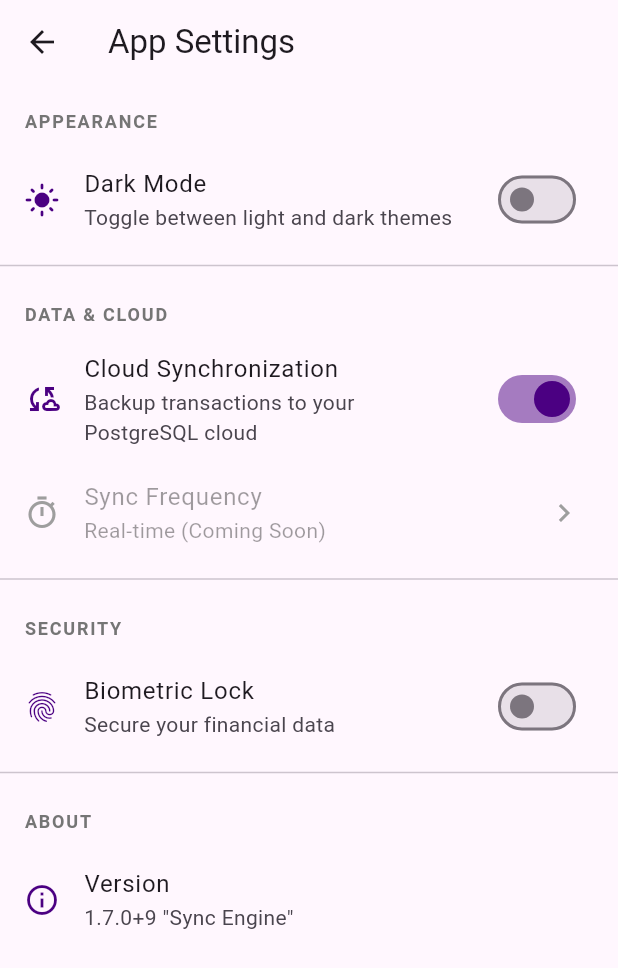
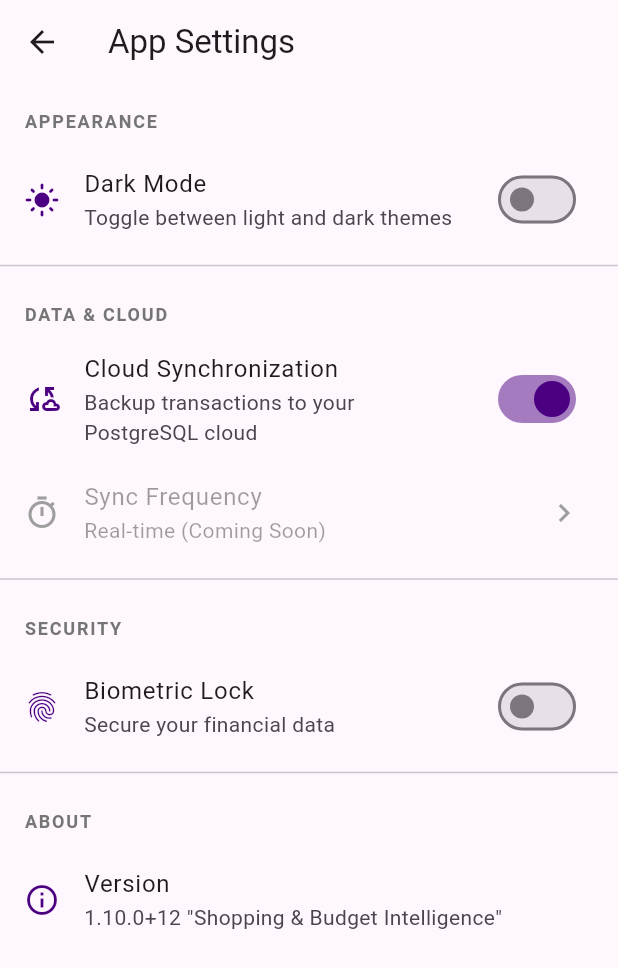
Before and after one commit to barakavic/ba_102, a Flutter app: the screen it shows after launch, in the side drawer, after a tap on "Settings", on a phone screen of 412 x 824 dp. Shown: the top 968 px of the screen. Run offline on Flutter 3.47's test engine with Material 3 defaults, Android fonts, the phone set to English and light mode, and no system bars; our stand-ins replace fl_chart, flutter_contacts, flutter_riverpod, permission_handler, sqflite; accounts and stored records are empty.

Commit message:
feat: update version to 1.10.0+12; enhance app settings and main navigation with new version label and improve documentation with major features

```diff
--- a/ba_102_fe/lib/features/settings/presentation/app_settings_page.dart
+++ b/ba_102_fe/lib/features/settings/presentation/app_settings_page.dart
@@ -70,7 +70,7 @@ class AppSettingsPage extends ConsumerWidget {
           ListTile(
             leading: Icon(Icons.info_outline, color: primaryColor),
             title: const Text('Version'),
-            subtitle: const Text('1.7.0+9 "Sync Engine"'),
+            subtitle: const Text('1.10.0+12 "Shopping & Budget Intelligence"'),
           ),
         ],
       ),
--- a/ba_102_fe/lib/main_navigation.dart
+++ b/ba_102_fe/lib/main_navigation.dart
@@ -143,7 +143,7 @@ class MainNavigation extends ConsumerWidget {
                   const Spacer(),
                   Padding(
                     padding: const EdgeInsets.all(16.0),
-                    child: Text("v1.7.0 - Financial OS", style: TextStyle(color: Theme.of(context).colorScheme.onSurface.withOpacity(0.4))),
+                    child: Text("v1.10.0 - Financial OS", style: TextStyle(color: Theme.of(context).colorScheme.onSurface.withValues(alpha: 0.4))),
                   ),
                 ],
               ),
--- a/ba_102_fe/pubspec.yaml
+++ b/ba_102_fe/pubspec.yaml
@@ -16,7 +16,7 @@ publish_to: 'none' # Remove this line if you wish to publish to pub.dev
 # https://developer.apple.com/library/archive/documentation/General/Reference/InfoPlistKeyReference/Articles/CoreFoundationKeys.html
 # In Windows, build-name is used as the major, minor, and patch parts
 # of the product and file versions while build-number is used as the build suffix.
-version: 1.7.0+9
+version: 1.10.0+12
 
 environment:
   sdk: ^3.9.0
```
Also changed, not shown: 1 other file.
